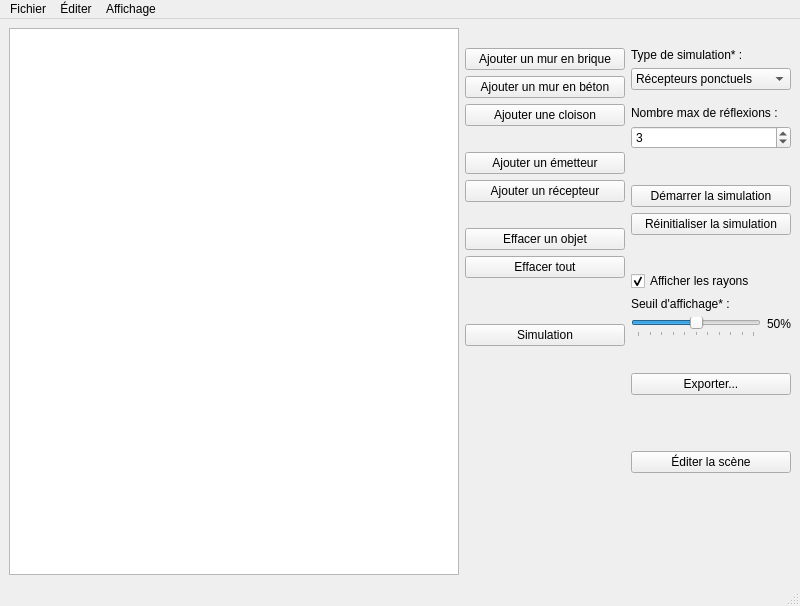
Old version of the form mainwindow.ui in the repository mathphi/TelecomPhysics_ProjectBA3.
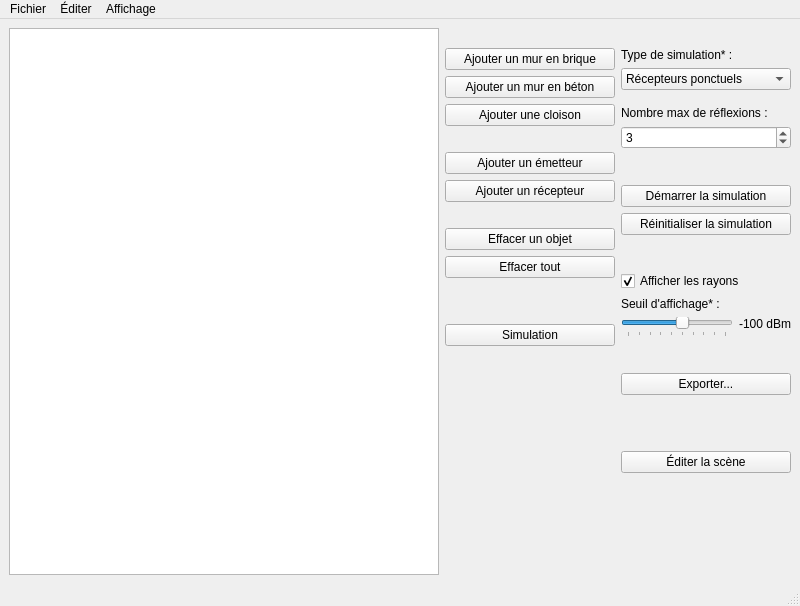
New version of the form. Icons and pictures are not drawn.

```diff
--- a/mainwindow.ui
+++ b/mainwindow.ui
@@ -198,7 +198,7 @@
          </property>
          <property name="sizeHint" stdset="0">
           <size>
-           <width>160</width>
+           <width>170</width>
            <height>20</height>
           </size>
          </property>
@@ -306,7 +306,7 @@
        <item>
         <widget class="QSpinBox" name="spinbox_reflections">
          <property name="minimum">
-          <number>1</number>
+          <number>0</number>
          </property>
          <property name="value">
           <number>3</number>
@@ -397,14 +397,16 @@
             </sizepolicy>
            </property>
            <property name="toolTip">
-            <string>N'afficher que les rayons dont le module du champ 
-électrique au récepteur est le plus élevé</string>
+            <string>&lt;html&gt;&lt;head/&gt;&lt;body&gt;&lt;p&gt;N'afficher que les rayons dont la puissance au récepteur est plus élevée que le seuil&lt;/p&gt;&lt;/body&gt;&lt;/html&gt;</string>
+           </property>
+           <property name="minimum">
+            <number>-200</number>
            </property>
            <property name="maximum">
-            <number>100</number>
+            <number>-20</number>
            </property>
            <property name="value">
-            <number>50</number>
+            <number>-100</number>
            </property>
            <property name="orientation">
             <enum>Qt::Horizontal</enum>
@@ -413,7 +415,7 @@
             <enum>QSlider::TicksBelow</enum>
            </property>
            <property name="tickInterval">
-            <number>10</number>
+            <number>20</number>
            </property>
           </widget>
          </item>
@@ -426,7 +428,7 @@
             </sizepolicy>
            </property>
            <property name="text">
-            <string>50%</string>
+            <string>-100 dBm</string>
            </property>
            <property name="alignment">
             <set>Qt::AlignRight|Qt::AlignTop|Qt::AlignTrailing</set>
@@ -510,7 +512,7 @@
          </property>
          <property name="sizeHint" stdset="0">
           <size>
-           <width>160</width>
+           <width>170</width>
            <height>20</height>
           </size>
          </property>
```
Left out of the diff: 3 changed lines with no effect on the pictures.
